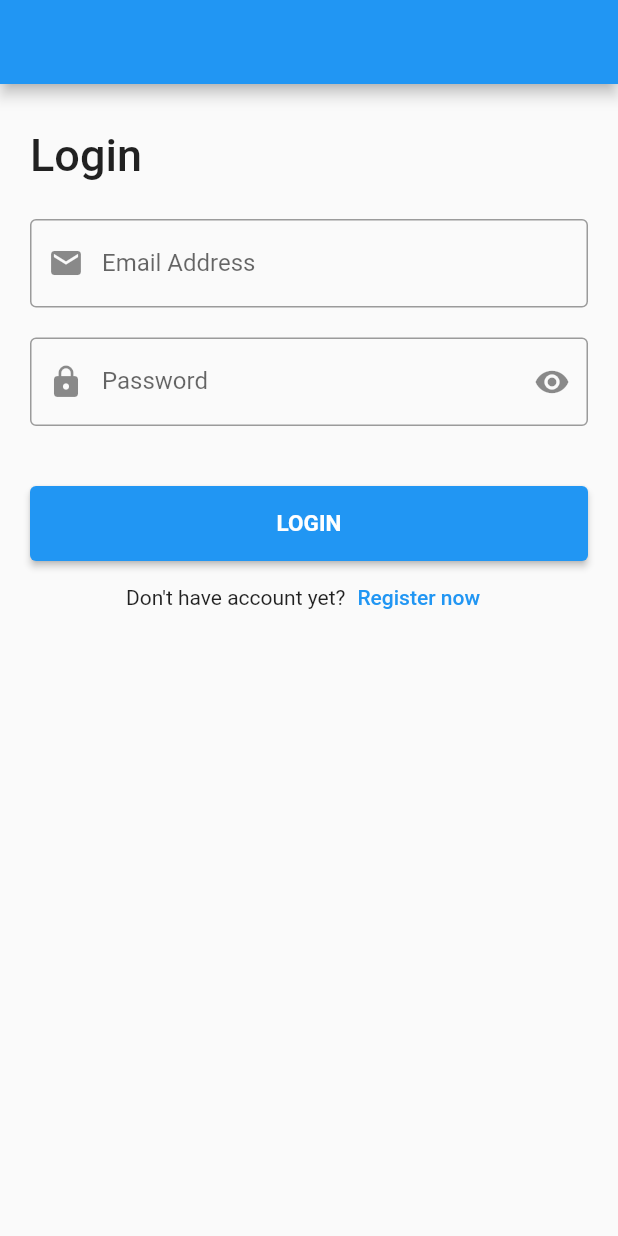
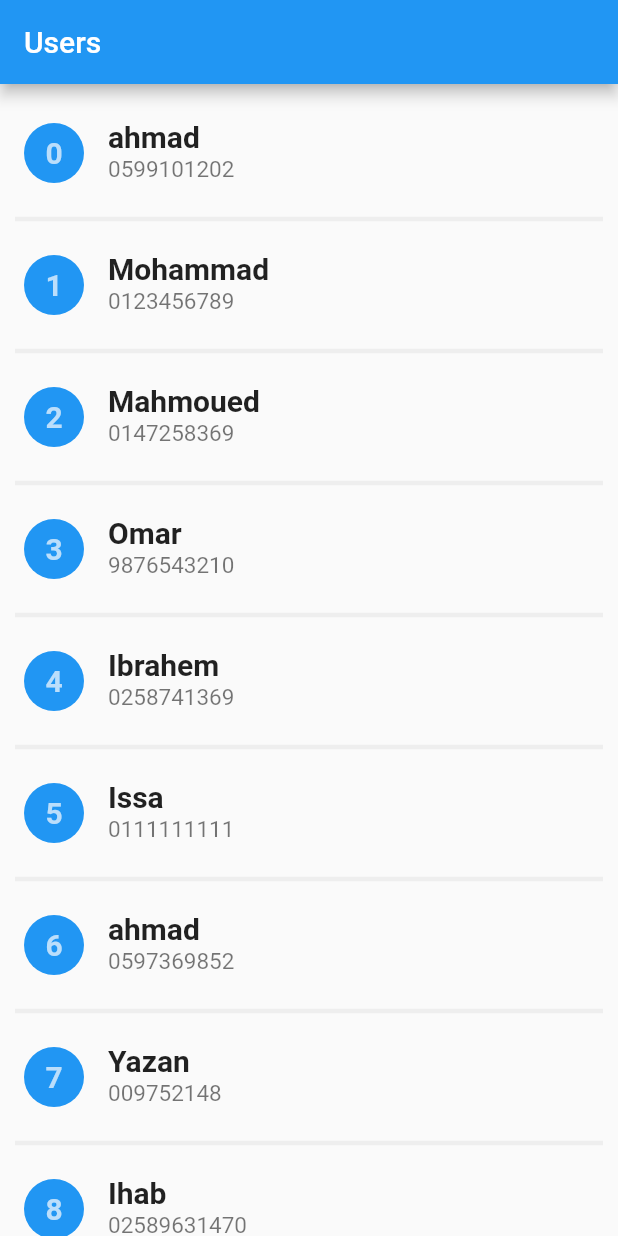
Before and after one commit to islamzareer/learnFlutter, a Flutter app: the screen it shows after launch, on a phone screen of 412 x 824 dp. Run offline on Flutter 3.47's test engine with Material 2 defaults, Android fonts, the phone set to English and light mode, and no system bars.

Commit message:
add users screen

```diff
--- a/lib/chat_screen.dart
+++ b/lib/chat_screen.dart
@@ -51,6 +51,7 @@ class ChatScreen extends StatelessWidget {
       ),
       body: Padding(
         padding: const EdgeInsets.all(20.0),
+        child: SingleChildScrollView(
           child: Column(
             mainAxisAlignment: MainAxisAlignment.start,
             crossAxisAlignment: CrossAxisAlignment.start,
@@ -85,13 +86,14 @@ class ChatScreen extends StatelessWidget {
                   ),
                 ),
               ),
-            Expanded(
-              child: ListView.builder(
+              ListView.builder(
+                shrinkWrap: true,
+                physics: const NeverScrollableScrollPhysics(),
                 itemBuilder: (context, index) => ChatListTile(),
                 itemCount: 10,
               ),
+            ],
           ),
-          ],
         ),
       ),
     );
--- a/lib/main.dart
+++ b/lib/main.dart
@@ -1,5 +1,6 @@
 import 'package:flutter/material.dart';
 import 'package:login_and_register/login_screen.dart';
+import 'package:login_and_register/users_screen.dart';
 
 void main() {
   runApp(const MyApp());
@@ -15,7 +16,7 @@ class MyApp extends StatelessWidget {
       theme: ThemeData(
         primarySwatch: Colors.blue,
       ),
-      home: LoginScreen(),
+      home: UserScreen(),
     );
   }
 }
--- /dev/null
+++ b/lib/users_screen.dart
@@ -0,0 +1,75 @@
+import 'package:flutter/material.dart';
+
+class UserModel {
+  final String name;
+  final String mobile;
+
+  UserModel({required this.name, required this.mobile});
+}
+
+class UserScreen extends StatelessWidget {
+  List<UserModel> users = [
+    UserModel(name: "ahmad", mobile: "0599101202"),
+    UserModel(name: "Mohammad", mobile: "0123456789"),
+    UserModel(name: "Mahmoued", mobile: "0147258369"),
+    UserModel(name: "Omar", mobile: "9876543210"),
+    UserModel(name: "Ibrahem", mobile: "0258741369"),
+    UserModel(name: "Issa", mobile: "0111111111"),
+    UserModel(name: "ahmad", mobile: "0597369852"),
+    UserModel(name: "Yazan", mobile: "009752148"),
+    UserModel(name: "Ihab", mobile: "02589631470"),
+    UserModel(name: "Tawfiq", mobile: "0147855536"),
+    UserModel(name: "ahmad", mobile: "0599101202"),
+    UserModel(name: "Mohammad", mobile: "0123456789"),
+    UserModel(name: "Mahmoued", mobile: "0147258369"),
+    UserModel(name: "Omar", mobile: "9876543210"),
+    UserModel(name: "Ibrahem", mobile: "0258741369"),
+    UserModel(name: "Issa", mobile: "0111111111"),
+    UserModel(name: "ahmad", mobile: "0597369852"),
+    UserModel(name: "Yazan", mobile: "009752148"),
+    UserModel(name: "Ihab", mobile: "02589631470"),
+    UserModel(name: "Tawfiq", mobile: "0147855536"),
+  ];
+  UserScreen({super.key});
+  @override
+  Widget build(BuildContext context) {
+    return Scaffold(
+      appBar: AppBar(title: const Text("Users")),
+      body: Padding(
+        padding: const EdgeInsets.only(top: 10),
+        child: SizedBox(
+          width: double.infinity,
+          child: Expanded(
+              child: ListView.separated(
+                  itemBuilder: (context, index) =>
+                      userListTile(users[index], index),
+                  separatorBuilder: (context, index) => Divider(
+                        thickness: 3,
+                        endIndent: 10,
+                        indent: 10,
+                        color: Colors.grey[200],
+                      ),
+                  itemCount: users.length)),
+        ),
+      ),
+    );
+  }
+
+  Widget userListTile(UserModel user, int index) => ListTile(
+        leading: CircleAvatar(
+          backgroundColor: Colors.blue,
+          child: Text(
+            "$index",
+            style: const TextStyle(fontSize: 20, fontWeight: FontWeight.bold),
+          ),
+        ),
+        title: Text(
+          user.name,
+          style: const TextStyle(fontSize: 20, fontWeight: FontWeight.bold),
+        ),
+        subtitle: Text(
+          user.mobile,
+          style: const TextStyle(fontSize: 15),
+        ),
+      );
+}
```
Lines whose indentation alone changed are shown as unchanged.
